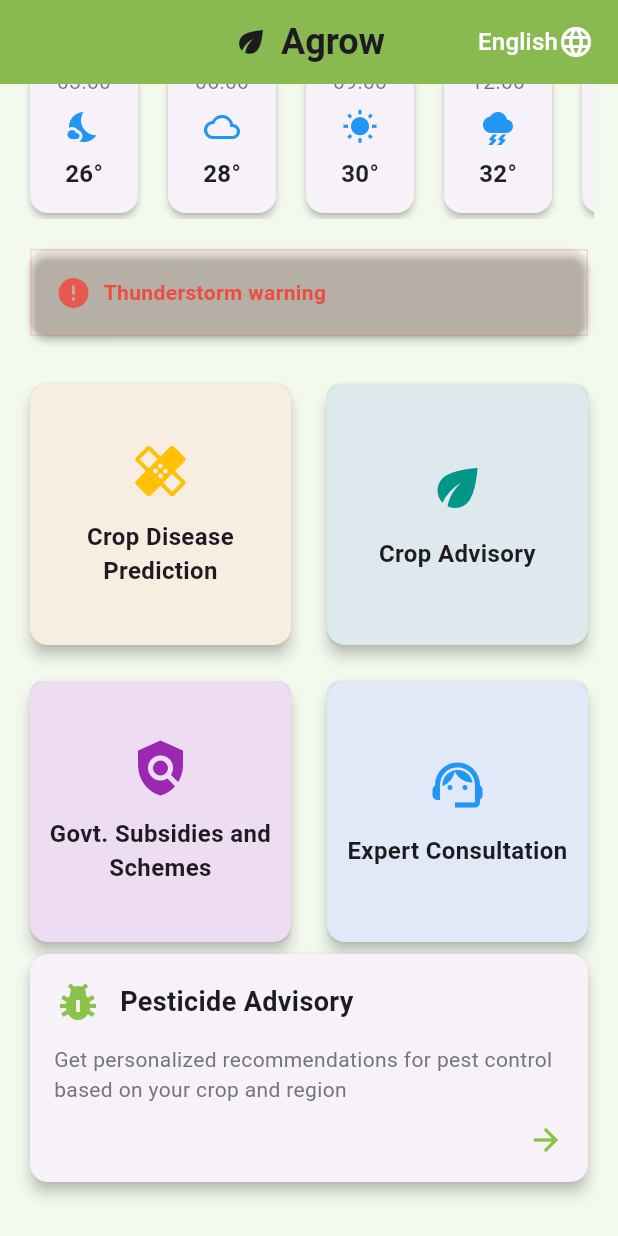
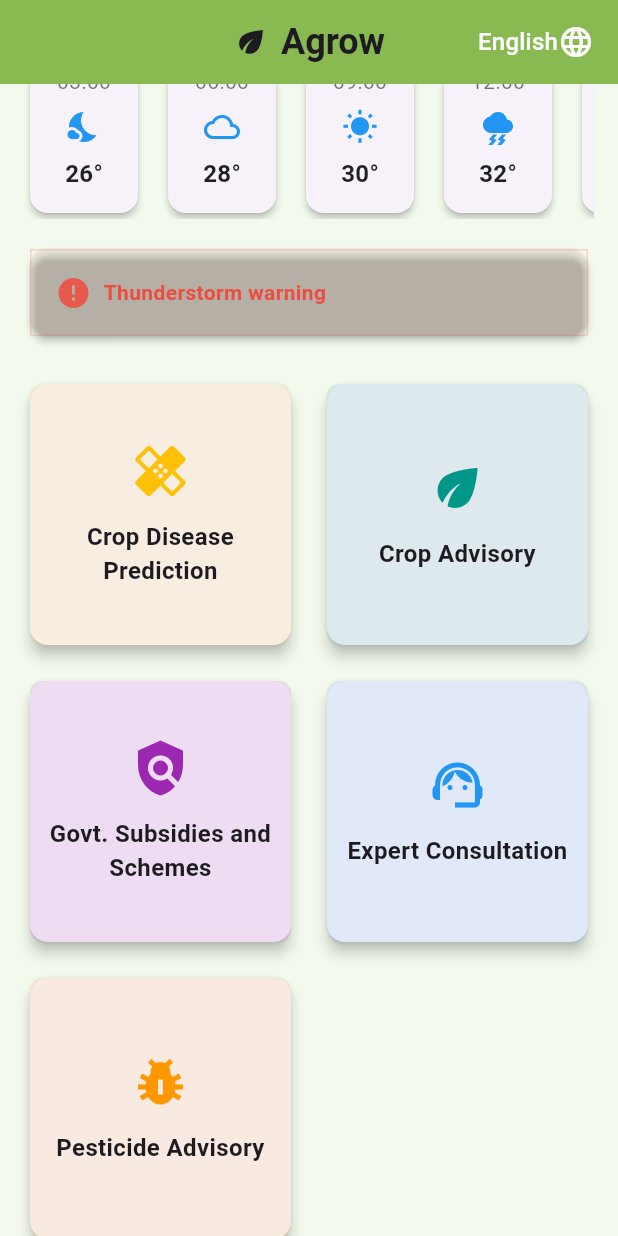
Before and after one commit to SamruddhiThorat07/agrow, a Flutter app: the screen it shows after launch, scrolled down 288 dp, on a phone screen of 412 x 824 dp. Run offline on Flutter 3.47's test engine with Material 3 defaults, Android fonts, the phone set to English and light mode, and no system bars; our stand-ins replace image_picker; generated files the repository leaves out were written again.

Commit message:
Change in P

```diff
--- a/lib/screens/home_screen.dart
+++ b/lib/screens/home_screen.dart
@@ -414,65 +414,17 @@ class _HomeScreenState extends State<HomeScreen> {
                       MaterialPageRoute(builder: (context) => ConsultationScreen()),
                     ),
                   ),
+                  _buildFeatureCard(
+                    title: 'Pesticide Advisory',
+                    icon: Icons.pest_control,
+                    backgroundColor: Colors.orange,
+                    onTap: () => Navigator.push(
+                      context,
+                      MaterialPageRoute(builder: (context) => PesticideScreen()),
+                    ),
+                  ),
                 ],
               ),
-
-              // Pesticide Advisory Feature Card
-              Card(
-                elevation: 4,
-                shape: RoundedRectangleBorder(
-                  borderRadius: BorderRadius.circular(12),
-                ),
-                child: InkWell(
-                  onTap: () {
-                    Navigator.push(
-                      context,
-                      MaterialPageRoute(builder: (context) => PesticideScreen()),
-                    );
-                  },
-                  child: Padding(
-                    padding: const EdgeInsets.all(16.0),
-                    child: Column(
-                      crossAxisAlignment: CrossAxisAlignment.start,
-                      children: [
-                        Row(
-                          children: [
-                            Icon(
-                              Icons.pest_control,
-                              color: Color(0xFF8BC34A),
-                              size: 32,
-                            ),
-                            SizedBox(width: 12),
-                            Text(
-                              'Pesticide Advisory',
-                              style: TextStyle(
-                                fontSize: 18,
-                                fontWeight: FontWeight.bold,
-                              ),
-                            ),
-                          ],
-                        ),
-                        SizedBox(height: 12),
-                        Text(
-                          'Get personalized recommendations for pest control based on your crop and region',
-                          style: TextStyle(
-                            color: Colors.grey[600],
-                          ),
-                        ),
-                        SizedBox(height: 12),
-                        Align(
-                          alignment: Alignment.centerRight,
-                          child: Icon(
-                            Icons.arrow_forward,
-                            color: Color(0xFF8BC34A),
-                          ),
-                        ),
-                      ],
-                    ),
-                  ),
-                ),
-              ),
-              SizedBox(height: 16),
             ],
           ),
         ),
```
